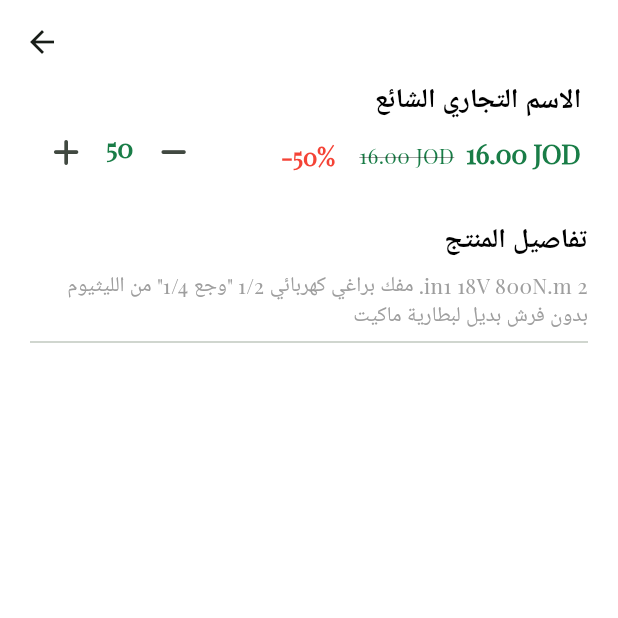
After one commit to ElHbrouk/comatecs, a Flutter app: the screen it shows after launch, after a tap on "الاسم التجاري الشائع", on a phone screen of 412 x 824 dp, the top half of it. The commit adds this screen. Run offline on Flutter 3.47's test engine with Material 3 defaults, Android fonts, the phone set to English and light mode, and no system bars; our stand-ins replace dartz, firebase_core, firebase_messaging, flutter_otp_text_field, flutter_svg, fluttericon and 4 more; accounts and stored records are empty; project files that could hold a hidden picture were left out.

Commit message:
Sent from Hushm

```diff
--- /dev/null
+++ b/lib/core/data/data_sources/remote_data_source/test_data.dart
@@ -0,0 +1,12 @@
+import 'package:comatecs/core/class/crud.dart';
+import 'package:comatecs/link_api.dart';
+
+class TestData {
+  final Crud crud;
+  TestData({required this.crud});
+
+  getData() async {
+    var response = await crud.postData(AppLinks.test, {});
+    return response.fold((l) => l, (r) => r);
+  }
+}
--- a/lib/core/services/services.dart
+++ b/lib/core/services/services.dart
@@ -5,7 +5,7 @@ import 'package:shared_preferences/shared_preferences.dart';
 class MyServices extends GetxService {
   late SharedPreferences sharedPreferences;
   Future<MyServices> init() async {
-      await Firebase.initializeApp();
+      // await Firebase.initializeApp();
     sharedPreferences = await SharedPreferences.getInstance();
 
     return this;
--- a/lib/core/utils/app_theme.dart
+++ b/lib/core/utils/app_theme.dart
@@ -17,6 +17,7 @@ ThemeData englishTheme = ThemeData(
     bodySmall: AppFonts.regular10,
     displayLarge: AppFonts.bold18,
     displayMedium: AppFonts.bold16,
+    displaySmall: AppFonts.regular10,
   ),
 );
 ThemeData arabicTheme = ThemeData(
@@ -34,5 +35,6 @@ ThemeData arabicTheme = ThemeData(
     bodySmall: AppFonts.regular10,
     displayLarge: AppFonts.bold18,
     displayMedium: AppFonts.bold16,
+    displaySmall: AppFonts.regular10,
   ),
 );
--- a/lib/features/home/presentaion/views/item_detail_view.dart
+++ b/lib/features/home/presentaion/views/item_detail_view.dart
@@ -1,11 +1,16 @@
-import 'package:flutter/foundation.dart';
-import 'package:flutter/widgets.dart';
+import 'package:comatecs/features/home/presentaion/views/widgets/item_detail_view_body.dart';
+import 'package:flutter/material.dart';
+
+
 
 class ItemDetailView extends StatelessWidget {
   const ItemDetailView({super.key});
 
   @override
   Widget build(BuildContext context) {
-    return const Placeholder();
+    return Scaffold(
+      appBar: AppBar(),
+      body: ItemDetailViewBody(),
+    );
   }
 }
--- /dev/null
+++ b/lib/features/home/presentaion/views/widgets/item_detail_view_body.dart
@@ -0,0 +1,108 @@
+import 'package:comatecs/core/shared/widgets/custom_button.dart';
+import 'package:comatecs/features/home/presentaion/views/widgets/items/custom_icon_button.dart';
+import 'package:flutter/foundation.dart';
+import 'package:flutter/material.dart';
+import 'package:flutter/widgets.dart';
+import 'package:font_awesome_flutter/font_awesome_flutter.dart';
+import 'package:get/get.dart';
+
+class ItemDetailViewBody extends StatelessWidget {
+  const ItemDetailViewBody({super.key});
+
+  @override
+  Widget build(BuildContext context) {
+    return Padding(
+      padding: const EdgeInsetsDirectional.symmetric(horizontal: 20.0),
+      child: Column(
+        crossAxisAlignment: CrossAxisAlignment.end,
+        children: [
+          Text(
+            'الاسم التجاري الشائع ',
+            style: Theme.of(context).textTheme.displayLarge!.copyWith(
+                  color: Colors.black,
+                ),
+          ),
+          Row(
+            mainAxisAlignment: MainAxisAlignment.spaceBetween,
+            children: [
+              Row(
+                children: [
+                  CustomIconButton(
+                    onPressed: () {},
+                    icon: FontAwesomeIcons.plus,
+                  ),
+                  Padding(
+                    padding: const EdgeInsets.only(
+                        bottom: 7.0, left: 3.0, right: 3.0),
+                    child: Text(
+                      '50',
+                      style: Theme.of(context).textTheme.displayLarge,
+                    ),
+                  ),
+                  CustomIconButton(
+                    onPressed: () {},
+                    icon: FontAwesomeIcons.minus,
+                  ),
+                ],
+              ),
+              Row(
+                children: [
+                  Padding(
+                    padding: const EdgeInsetsDirectional.only(
+                        start: 8.0, end: 8.0, top: 6),
+                    child: Text(
+                      '-50%',
+                      style:
+                          Theme.of(context).textTheme.displayMedium!.copyWith(
+                                color: Colors.red,
+                              ),
+                    ),
+                  ),
+                  const Padding(
+                    padding: EdgeInsetsDirectional.only(
+                        start: 8.0, end: 8.0, top: 5),
+                    child: Text(
+                      '16.00 JOD',
+                      style: TextStyle(
+                        decoration: TextDecoration.lineThrough,
+                      ),
+                    ),
+                  ),
+                  Text(
+                    '16.00 JOD',
+                    style: Theme.of(context).textTheme.displayLarge,
+                  ),
+                  const SizedBox(
+                    width: 5,
+                  ),
+                ],
+              ),
+            ],
+          ),
+       SizedBox(height: 24,),
+
+          Text(
+            'تفاصيل المنتج',
+            style: Theme.of(context).textTheme.displayLarge!.copyWith(
+                  color: Colors.black,
+                ),
+          ),
+          Padding(
+            padding: const EdgeInsets.only(left: 24.0, top: 10),
+            child: Text(
+              maxLines: 2,
+              textDirection: TextDirection.rtl,
+              textAlign: TextAlign.right,
+              overflow: TextOverflow.ellipsis,
+              '2 in1 18V 800N.m. مفك براغي كهربائي 1/2 "وجع 1/4" من الليثيوم بدون فرش بديل لبطارية ماكيت',
+              style: Theme.of(context).textTheme.bodyMedium!.copyWith(
+                    color: Colors.grey,
+                  ),
+            ),
+          ),
+          Divider(),
+        ],
+      ),
+    );
+  }
+}
--- /dev/null
+++ b/lib/features/home/presentaion/views/widgets/items/custom_icon_button.dart
@@ -0,0 +1,17 @@
+import 'package:flutter/material.dart';
+
+class CustomIconButton extends StatelessWidget {
+  const CustomIconButton({super.key, required this.icon, this.onPressed});
+  final IconData icon;
+  final void Function()? onPressed;
+  @override
+  Widget build(BuildContext context) {
+    return IconButton(
+      iconSize: 20,
+      onPressed: onPressed,
+      icon: Icon(
+        icon,
+      ),
+    );
+  }
+}
--- a/lib/features/home/presentaion/views/widgets/items/product_item_grid_view.dart
+++ b/lib/features/home/presentaion/views/widgets/items/product_item_grid_view.dart
@@ -1,5 +1,7 @@
+import 'package:comatecs/features/home/presentaion/views/item_detail_view.dart';
 import 'package:comatecs/features/home/presentaion/views/widgets/items/product_item.dart';
 import 'package:flutter/material.dart';
+import 'package:get/get.dart';
 
 class ProductItemGridView extends StatelessWidget {
   const ProductItemGridView({super.key});
@@ -14,7 +16,12 @@ class ProductItemGridView extends StatelessWidget {
         mainAxisSpacing: 16,
         crossAxisSpacing: 9,
       ),
-      itemBuilder: (BuildContext context, int index) => const ProductItem(),
+      itemBuilder: (BuildContext context, int index) => InkWell(
+        onTap: ()
+        {
+          Get.to(() => const ItemDetailView());
+        },
+        child: const ProductItem()),
     );
   }
 }
--- a/lib/test.dart
+++ b/lib/test.dart
@@ -14,7 +14,7 @@ class _TestViewState extends State<TestView> {
   // bool? result;
   // initData() async {
   //   result = await checkConnectivity();
-  //   print(result);
+  //
   // }
 
   // @override
```
Also changed, not shown: lib/core/utils/app_fonts.dart (+8 -2 lines).
